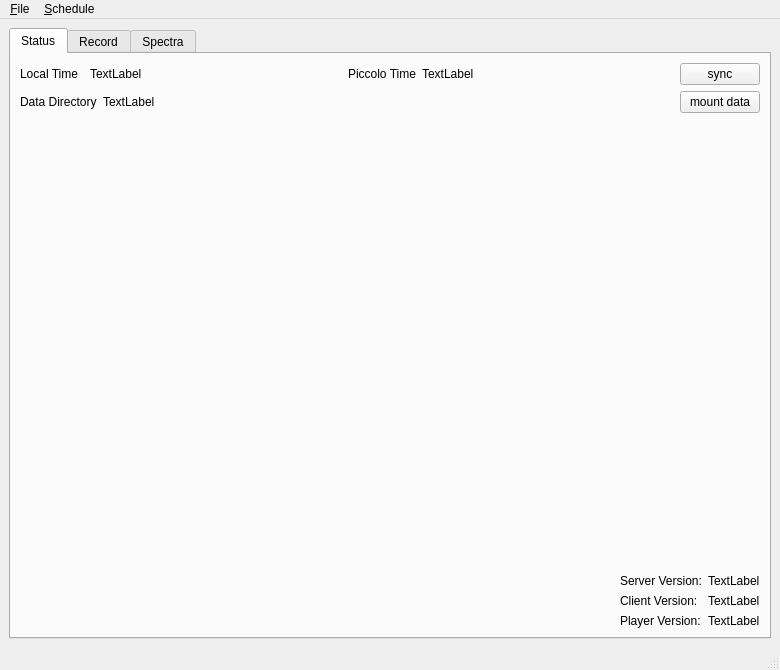
Old version of the form piccolo2/player/player.ui in the repository TeamPiccolo/piccolo2-player.
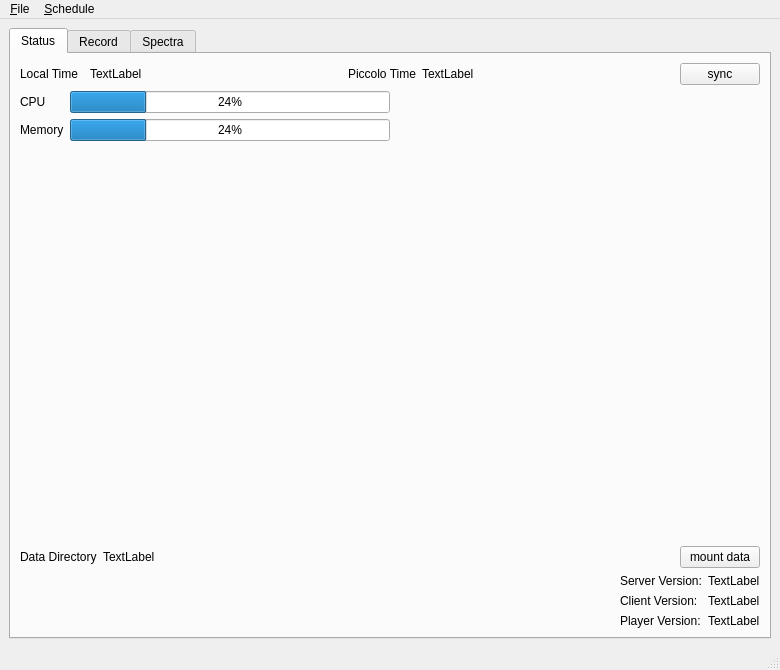
New version of the form. Custom widgets are drawn as their Qt base class.

Commit message: display CPU/memory usage

Patch:
```diff
--- a/piccolo2/player/player.ui
+++ b/piccolo2/player/player.ui
@@ -126,6 +126,68 @@
           </item>
          </layout>
         </item>
+        <item>
+         <layout class="QHBoxLayout" name="horizontalLayout_12">
+          <item>
+           <layout class="QGridLayout" name="gridLayout_3">
+            <item row="1" column="0">
+             <widget class="QLabel" name="label_16">
+              <property name="text">
+               <string>Memory</string>
+              </property>
+             </widget>
+            </item>
+            <item row="0" column="0">
+             <widget class="QLabel" name="label_15">
+              <property name="text">
+               <string>CPU</string>
+              </property>
+             </widget>
+            </item>
+            <item row="0" column="1">
+             <widget class="QProgressBar" name="percentCPU">
+              <property name="value">
+               <number>24</number>
+              </property>
+             </widget>
+            </item>
+            <item row="1" column="1">
+             <widget class="QProgressBar" name="percentMem">
+              <property name="value">
+               <number>24</number>
+              </property>
+             </widget>
+            </item>
+           </layout>
+          </item>
+          <item>
+           <spacer name="horizontalSpacer_10">
+            <property name="orientation">
+             <enum>Qt::Horizontal</enum>
+            </property>
+            <property name="sizeHint" stdset="0">
+             <size>
+              <width>40</width>
+              <height>20</height>
+             </size>
+            </property>
+           </spacer>
+          </item>
+         </layout>
+        </item>
+        <item>
+         <spacer name="verticalSpacer">
+          <property name="orientation">
+           <enum>Qt::Vertical</enum>
+          </property>
+          <property name="sizeHint" stdset="0">
+           <size>
+            <width>20</width>
+            <height>387</height>
+           </size>
+          </property>
+         </spacer>
+        </item>
         <item>
          <layout class="QHBoxLayout" name="horizontalLayout_9">
           <item>
@@ -182,19 +244,6 @@
           </item>
          </layout>
         </item>
-        <item>
-         <spacer name="verticalSpacer">
-          <property name="orientation">
-           <enum>Qt::Vertical</enum>
-          </property>
-          <property name="sizeHint" stdset="0">
-           <size>
-            <width>20</width>
-            <height>463</height>
-           </size>
-          </property>
-         </spacer>
-        </item>
         <item>
          <layout class="QHBoxLayout" name="horizontalLayout_11">
           <item>
```
Left out of the diff: 2 changed lines with no effect on the pictures. The commit also changes 2 other files.
